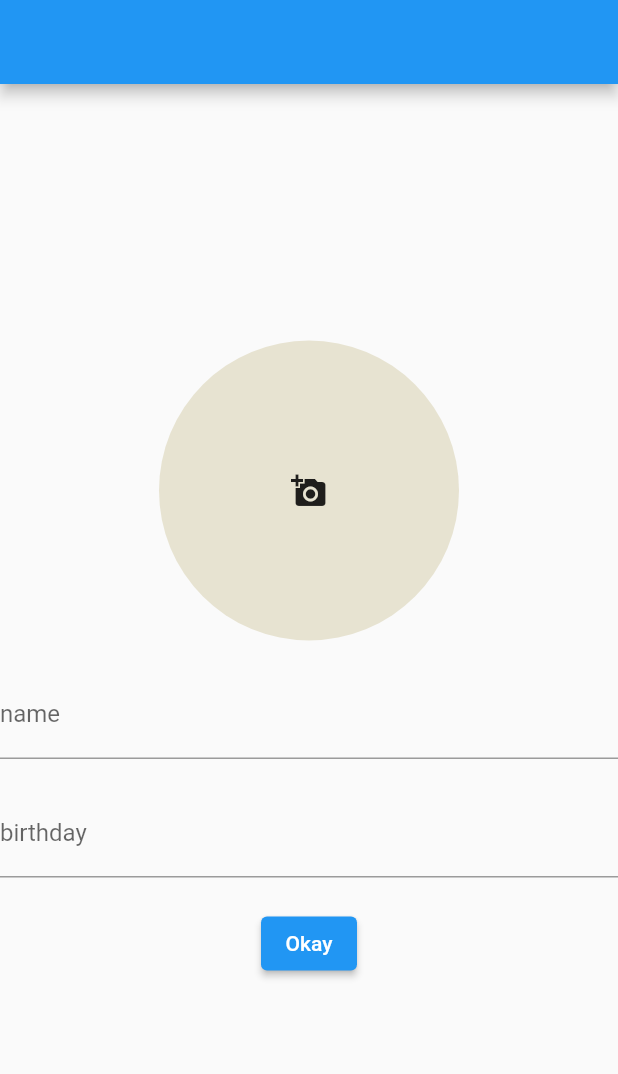
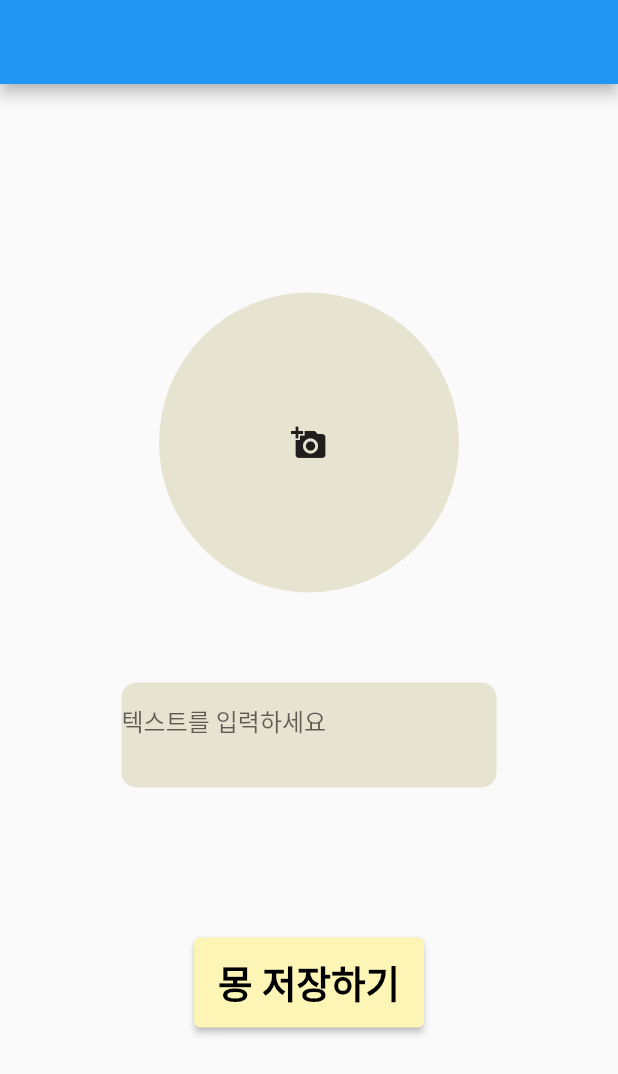
Before and after one commit to 222222222222222T/mong_ui_project, a Flutter app: the PhotoInfoScreen screen opened directly, on a phone screen of 412 x 824 dp. Shown: the top 1074 px of the screen. Run offline on Flutter 3.47's test engine with Material 2 defaults, Android fonts, the phone set to English and light mode, and no system bars; our stand-ins replace firebase_core, firebase_database, image_picker, table_calendar; accounts and stored records are empty; Roboto replaces fonts that are missing (나눔손글씨).

Commit message:
ui3차수정
ui3차수정

```diff
--- a/lib/sevenScreen.dart
+++ b/lib/sevenScreen.dart
@@ -161,7 +161,7 @@ class _lastscreenState extends State<lastscreen> {
                           Container(
                               margin:EdgeInsets.fromLTRB(10, 0, 0, 0),
                               child: Text("앱 평가하기",
-                                style: TextStyle(fontSize: 25),)
+                                style: TextStyle(fontFamily: 'MaruBuri', fontSize: 25),)
                           )
                         ],
                       ),
--- a/lib/threeScreen.dart
+++ b/lib/threeScreen.dart
@@ -66,35 +66,52 @@ class _PhotoInfoScreenState extends State<PhotoInfoScreen> {
                 },
               ),
             ),
-            SizedBox(height: 20),
+            SizedBox(height: 60),
+            Center(
+              child: Container(
+                margin: EdgeInsets.only(right: 0),
+                width: 250,
+                height: 70,
+                decoration: BoxDecoration(
+                  color: Color(0xFFE7E3D1),
+                  borderRadius: BorderRadius.circular(10),
+                ),
+                child: Column(
+                  mainAxisAlignment: MainAxisAlignment.center,
+                  children: [
                     TextField(
-              onChanged: (value) {
-                setState(() {
-                  photoName = value;
-                });
-              },
                       decoration: InputDecoration(
-                labelText: 'name',
+                          border: InputBorder.none,
+                        hintText: '텍스트를 입력하세요',
+                          contentPadding: EdgeInsets.symmetric(vertical: 10)
                       ),
                     ),
                     SizedBox(height: 20),
-            TextField(
-              onChanged: (value) {
-                setState(() {
-                  birthday = value;
-                });
-              },
-              decoration: InputDecoration(
-                labelText: 'birthday',
+
+                  ],
                 ),
               ),
-            SizedBox(height: 20),
+            ),
+            SizedBox(height: 100),
             ElevatedButton(
               onPressed: () {
-                Navigator.push(context, MaterialPageRoute(builder: (context)=>fourScreen()));
+                Navigator.push(context, MaterialPageRoute(builder: (context) => fourScreen()));
               },
-              child: Text('Okay'),
+              style: ButtonStyle(
+                minimumSize: MaterialStateProperty.all<Size>(Size(150, 60)),
+                backgroundColor: MaterialStateProperty.all<Color>(Color(0xFFFCF5B6)),
+                foregroundColor: MaterialStateProperty.all<Color>(Colors.black), // 텍스트 색상
               ),
+              child: Text(
+                '몽 저장하기',
+                style: TextStyle(
+                  fontFamily: '나눔손글씨',
+                  fontSize: 25 ,
+                  fontWeight: FontWeight.bold// 원하는 폰트 설정
+                ),
+              ),
+            ),
+
           ],
         ),
       ),
```
Also changed, not shown: lib/oneScreen.dart (+5 -4 lines), lib/twoScreen.dart (+15 -8 lines), pubspec.yaml (+11 -4 lines), 6 other files. Lines whose indentation alone changed are shown as unchanged.
